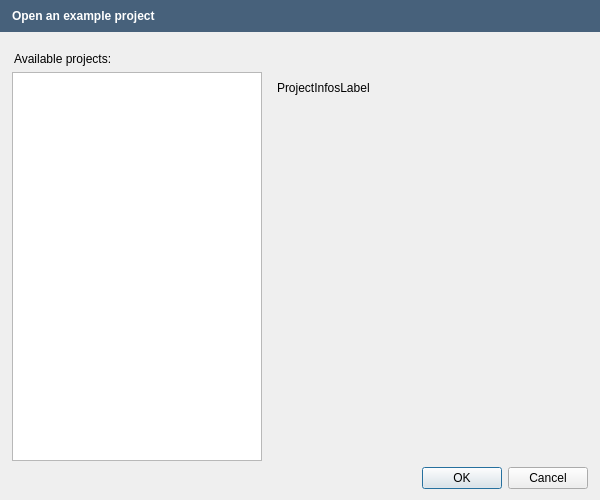
This is src/apps/openfluid-builder/base/OpenExampleProjectDialog.ui in jylfc0307/OpenFluidPlus as Qt 5 draws it before an edit. The edited form follows.
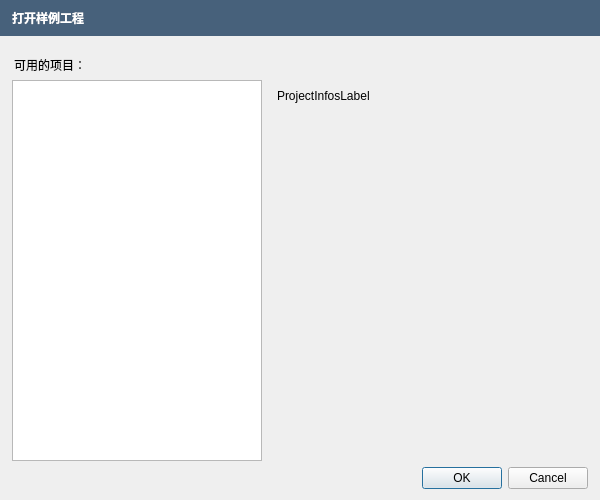
This is the edited form.

```diff
--- a/src/apps/openfluid-builder/base/OpenExampleProjectDialog.ui
+++ b/src/apps/openfluid-builder/base/OpenExampleProjectDialog.ui
@@ -66,7 +66,7 @@
 </string>
           </property>
           <property name="text">
-           <string>Open an example project</string>
+           <string>打开样例工程</string>
           </property>
          </widget>
         </item>
@@ -84,7 +84,7 @@
       </size>
      </property>
      <property name="text">
-      <string>Available projects:</string>
+      <string>可用的项目：</string>
      </property>
      <property name="alignment">
       <set>Qt::AlignLeading|Qt::AlignLeft|Qt::AlignTop</set>
@@ -146,8 +146,8 @@
          <rect>
           <x>0</x>
           <y>0</y>
-          <width>316</width>
-          <height>354</height>
+          <width>320</width>
+          <height>386</height>
          </rect>
         </property>
         <layout class="QVBoxLayout" name="verticalLayout_2">
```
